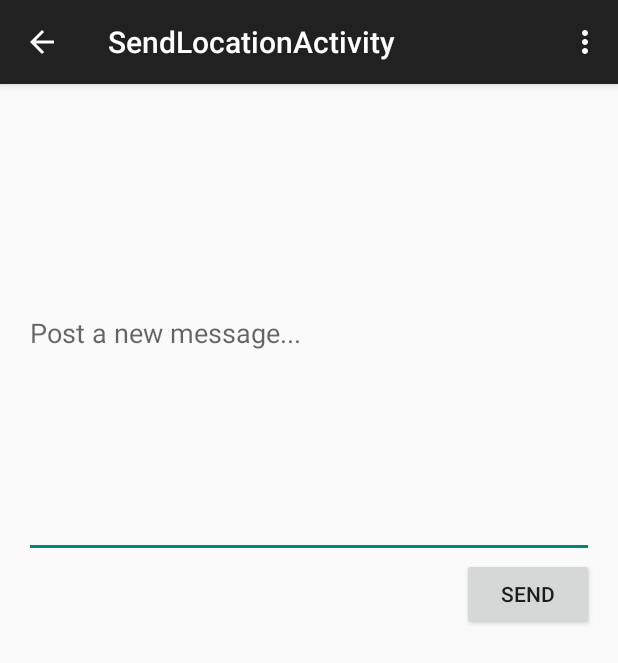
After one commit to pichangetheworld/layer7-android, an Android app: the SendLocationActivity screen opened directly, with no data from a screen before it, on a phone screen of 412 x 824 dp. The commit adds this screen. Shown: the top 663 px of the screen. Run offline under Robolectric (Android 15) with nearby library versions, the phone set to English and light mode, and no system bars; libraries missing offline, so code that uses them is left out: com.loopj.android.

Commit message:
crappy attempt to add new activity + intent

```diff
--- a/app/build.gradle
+++ b/app/build.gradle
@@ -22,6 +22,8 @@ android {
 dependencies {
     compile fileTree(dir: 'libs', include: ['*.jar'])
     compile 'com.android.support:appcompat-v7:22.2.1'
+    compile 'com.android.support:design:22.2.1'
+    compile 'com.android.support:recyclerview-v7:22.2.1'
     compile 'com.loopj.android:android-async-http:1.4.8'
     compile 'com.google.guava:guava:14.0.1' // guava 14.0.1
     compile 'com.google.android.gms:play-services-maps:7.8.0'
--- /dev/null
+++ b/app/src/main/java/layer7/layer7/SendLocationActivity.java
@@ -0,0 +1,38 @@
+package layer7.layer7;
+
+import android.support.v7.app.AppCompatActivity;
+import android.os.Bundle;
+import android.view.Menu;
+import android.view.MenuItem;
+
+public class SendLocationActivity extends AppCompatActivity {
+
+    @Override
+    protected void onCreate(Bundle savedInstanceState) {
+        super.onCreate(savedInstanceState);
+        setContentView(R.layout.activity_send_location);
+    }
+
+
+    @Override
+    public boolean onCreateOptionsMenu(Menu menu) {
+        // Inflate the menu; this adds items to the action bar if it is present.
+        getMenuInflater().inflate(R.menu.menu_send_location, menu);
+        return true;
+    }
+
+    @Override
+    public boolean onOptionsItemSelected(MenuItem item) {
+        // Handle action bar item clicks here. The action bar will
+        // automatically handle clicks on the Home/Up button, so long
+        // as you specify a parent activity in AndroidManifest.xml.
+        int id = item.getItemId();
+
+        //noinspection SimplifiableIfStatement
+        if (id == R.id.action_settings) {
+            return true;
+        }
+
+        return super.onOptionsItemSelected(item);
+    }
+}
--- /dev/null
+++ b/app/src/main/java/layer7/layer7/SendLocationActivityFragment.java
@@ -0,0 +1,88 @@
+package layer7.layer7;
+
+import android.app.Activity;
+import android.preference.PreferenceActivity;
+import android.support.v4.app.Fragment;
+import android.os.Bundle;
+import android.util.Log;
+import android.view.LayoutInflater;
+import android.view.View;
+import android.view.ViewGroup;
+import android.widget.Button;
+import android.widget.EditText;
+
+import com.google.android.gms.maps.model.LatLng;
+import com.loopj.android.http.JsonHttpResponseHandler;
+import com.loopj.android.http.RequestParams;
+
+import org.apache.http.Header;
+import org.json.JSONObject;
+
+/**
+ * A placeholder fragment containing a simple view.
+ */
+public class SendLocationActivityFragment extends Fragment {
+    public final static String LOCATION = "layer7.layer7.location";
+
+    // EditText for posting new messages
+    EditText newMessageInput;
+    SendLocationActivity sendLocationActivity;
+    private LatLng location;
+
+    public SendLocationActivityFragment() {
+
+    }
+
+    @Override
+    public View onCreateView(LayoutInflater inflater, ViewGroup container,
+                             Bundle savedInstanceState) {
+        View myViewFrag = inflater.inflate(R.layout.fragment_send_location, container, false);
+        newMessageInput = (EditText) myViewFrag.findViewById(R.id.new_message_input);
+        Button newMessageSend = (Button) myViewFrag.findViewById(R.id.new_message_send);
+
+        newMessageSend.setOnClickListener(new View.OnClickListener() {
+            @Override
+            public void onClick(View view) {
+                String message = newMessageInput.getText().toString();
+                if (!message.isEmpty()) {
+                    // TODO post to the /post endpoint
+                    Log.d("PostMessage", "Posting message " + message);
+
+                    LatLng loc = location;
+                    double lat = loc.latitude,
+                            lng = loc.longitude;
+
+                    long timestamp = System.currentTimeMillis();
+                    RequestParams params = new RequestParams();
+                    // TODO put the user_id
+                    params.put("message", message);
+                    params.put("timestamp", timestamp);
+
+                    ServerRestClient.post("shout/" + lat + "/" + lng, params, new JsonHttpResponseHandler() {
+                        @Override
+                        public void onSuccess(int statusCode, Header[] headers, JSONObject response) {
+                            // response was successful!!
+                            Log.d("PostMessage", "Response was successful! " + response.toString());
+                            sendLocationActivity.finish();
+                        }
+                    });
+
+                    newMessageInput.setText("");
+                }
+            }
+        });
+        return myViewFrag;
+    }
+
+    @Override
+    public void onAttach(Activity activity) {
+        super.onAttach(activity);
+
+        try {
+            sendLocationActivity = (SendLocationActivity) activity;
+        } catch (ClassCastException e) {
+            throw new ClassCastException(activity.toString());
+        }
+        location = sendLocationActivity.getIntent().getParcelableExtra(LOCATION);
+    }
+}
--- /dev/null
+++ b/app/src/main/res/layout/activity_send_location.xml
@@ -0,0 +1,5 @@
+<fragment xmlns:android="http://schemas.android.com/apk/res/android"
+    xmlns:tools="http://schemas.android.com/tools" android:id="@+id/fragment"
+    android:name="layer7.layer7.SendLocationActivityFragment"
+    tools:layout="@layout/fragment_send_location" android:layout_width="match_parent"
+    android:layout_height="match_parent" />
--- /dev/null
+++ b/app/src/main/res/layout/fragment_send_location.xml
@@ -0,0 +1,34 @@
+<RelativeLayout xmlns:android="http://schemas.android.com/apk/res/android"
+    xmlns:tools="http://schemas.android.com/tools" android:layout_width="match_parent"
+    android:layout_height="match_parent" android:paddingLeft="@dimen/activity_horizontal_margin"
+    android:paddingRight="@dimen/activity_horizontal_margin"
+    android:paddingTop="@dimen/activity_vertical_margin"
+    android:paddingBottom="@dimen/activity_vertical_margin"
+    tools:context="layer7.layer7.SendLocationActivityFragment">
+
+    <LinearLayout
+        android:layout_width="match_parent"
+        android:layout_height="match_parent"
+        android:orientation="vertical">
+
+        <EditText
+            android:id="@+id/new_message_input"
+            android:layout_width="fill_parent"
+            android:layout_height="300dp"
+            android:hint="Post a new message..."/>
+
+        <LinearLayout
+            android:layout_width="match_parent"
+            android:layout_height="wrap_content"
+            android:gravity="right"
+            android:orientation="horizontal">
+            <Button
+                android:id="@+id/new_message_send"
+                android:layout_width="wrap_content"
+                android:layout_height="match_parent"
+                android:text="Send"/>
+        </LinearLayout>
+
+    </LinearLayout>
+
+</RelativeLayout>
--- /dev/null
+++ b/app/src/main/res/menu/menu_send_location.xml
@@ -0,0 +1,7 @@
+<menu xmlns:android="http://schemas.android.com/apk/res/android"
+    xmlns:app="http://schemas.android.com/apk/res-auto"
+    xmlns:tools="http://schemas.android.com/tools"
+    tools:context="layer7.layer7.SendLocationActivity">
+    <item android:id="@+id/action_settings" android:title="@string/action_settings"
+        android:orderInCategory="100" app:showAsAction="never" />
+</menu>
--- a/app/src/main/res/values/strings.xml
+++ b/app/src/main/res/values/strings.xml
@@ -3,4 +3,5 @@
 
     <string name="hello_world">Hello world!</string>
     <string name="action_settings">Settings</string>
+    <string name="title_activity_send_location">SendLocationActivity</string>
 </resources>
```
Also changed, not shown: app/src/main/AndroidManifest.xml (+17 -12 lines), app/src/main/java/layer7/layer7/MainActivity.java (+21 -34 lines), app/src/main/res/layout/activity_main.xml (+29 -18 lines), app/src/main/res/drawable/ic_add.png (added).
